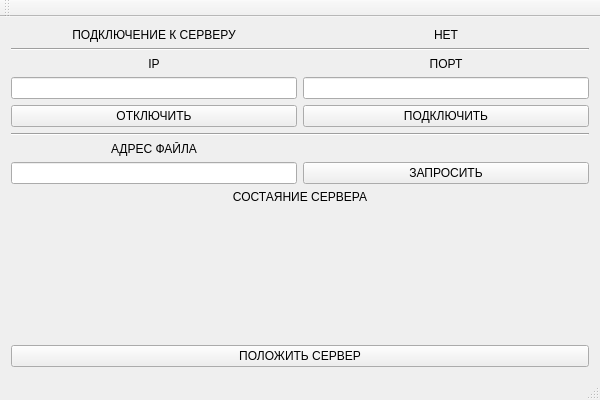
The window that QtTcpClient/QtTcpClient.ui (PracticalTasks/QtFtpClient) describes before a commit, drawn with Qt 5.
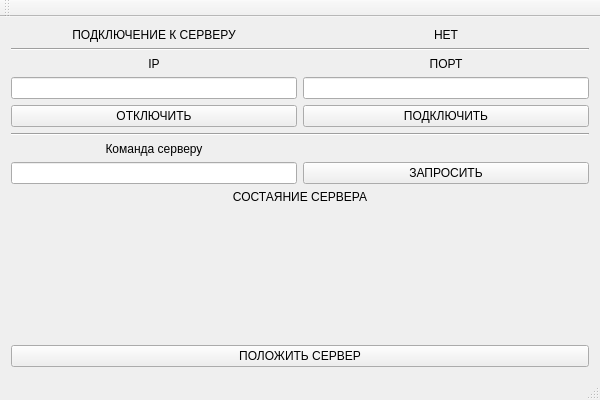
The same window after the commit.

```diff
--- a/QtTcpClient/QtTcpClient.ui
+++ b/QtTcpClient/QtTcpClient.ui
@@ -39,7 +39,7 @@
       <item row="6" column="0">
        <widget class="QLabel" name="label_2">
         <property name="text">
-         <string>АДРЕС ФАЙЛА</string>
+         <string>Команда серверу</string>
         </property>
         <property name="alignment">
          <set>Qt::AlignCenter</set>
```
